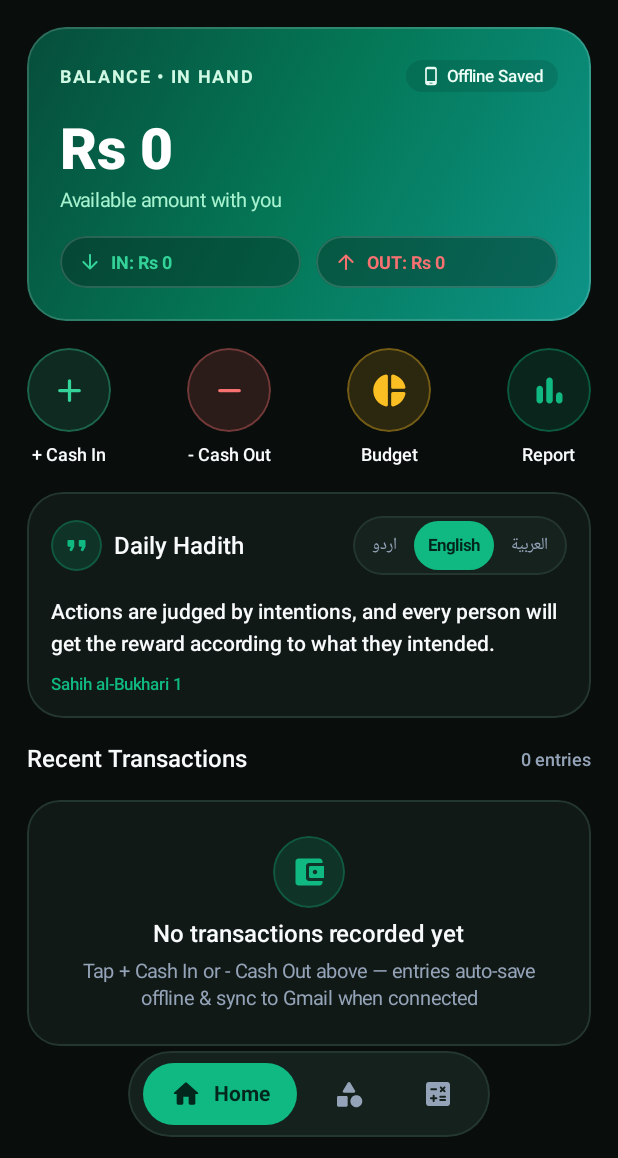
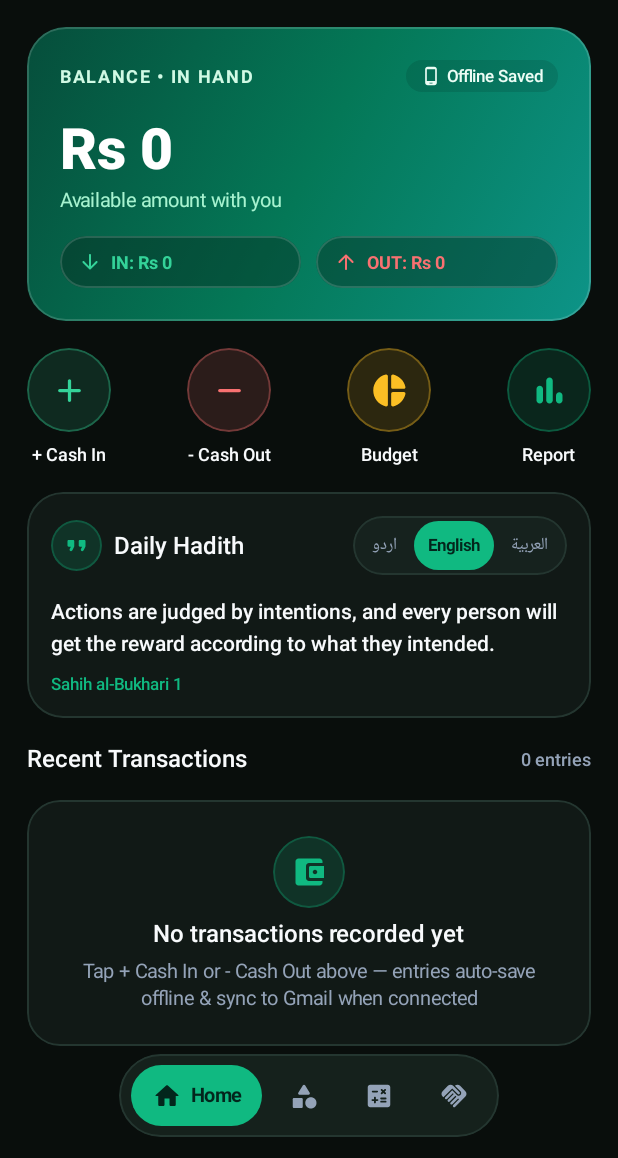
Before and after one commit to Mian-Zahid/Hisaboo, an Android app built with Jetpack Compose: the screen it shows after launch (MainActivity), on a phone screen of 412 x 824 dp, the part 78-1236 px from its top. Run offline under Robolectric (Android 15) with nearby library versions, the phone set to English and light mode, and no system bars.

Commit message:
Update HisabooMainScaffold.kt

```diff
--- a/app/src/main/java/com/mianzahid/expenseentry/ui/navigation/HisabooMainScaffold.kt
+++ b/app/src/main/java/com/mianzahid/expenseentry/ui/navigation/HisabooMainScaffold.kt
@@ -9,6 +9,7 @@ import androidx.compose.foundation.shape.CircleShape
 import androidx.compose.material.icons.Icons
 import androidx.compose.material.icons.rounded.Calculate
 import androidx.compose.material.icons.rounded.Category
+import androidx.compose.material.icons.rounded.Handshake
 import androidx.compose.material.icons.rounded.Home
 import androidx.compose.material3.*
 import androidx.compose.runtime.*
@@ -19,6 +20,7 @@ import androidx.compose.ui.graphics.Color
 import androidx.compose.ui.graphics.vector.ImageVector
 import androidx.compose.ui.text.font.FontWeight
 import androidx.compose.ui.unit.dp
+import androidx.compose.ui.unit.sp
 import androidx.lifecycle.viewmodel.compose.viewModel
 import androidx.navigation.NavGraph.Companion.findStartDestination
 import androidx.navigation.NavType
@@ -33,13 +35,13 @@ object HisabooRoutes {
     const val HOME = "home"
     const val CATEGORIES = "categories"
     const val TOOLS = "tools"
+    const val LOAN = "loan"
     const val CATEGORY_DETAIL = "category_detail/{categoryId}"
     const val REPORT = "report"
     const val BUDGET = "budget"
     const val PLANNED_PAYMENTS = "planned_payments"
     const val SEARCH = "search"
     const val REMINDERS = "reminders"
-    const val LOAN = "loan"
     const val UTILITY_BILLS = "utility_bills"
     const val FAMILY = "family"
     const val BACKUP = "backup"
@@ -67,7 +69,8 @@ fun HisabooMainScaffold(
     val dockTabs = listOf(
         DockTab(HisabooRoutes.HOME, "Home", Icons.Rounded.Home),
         DockTab(HisabooRoutes.CATEGORIES, "Categories", Icons.Rounded.Category),
-        DockTab(HisabooRoutes.TOOLS, "Tools", Icons.Rounded.Calculate)
+        DockTab(HisabooRoutes.TOOLS, "Tools", Icons.Rounded.Calculate),
+        DockTab(HisabooRoutes.LOAN, "Loan", Icons.Rounded.Handshake)
     )
 
     val showFloatingDock = currentRoute in dockTabs.map { it.route }
@@ -130,6 +133,21 @@ fun HisabooMainScaffold(
                 ToolsScreen(viewModel = viewModel)
             }
 
+            composable(HisabooRoutes.LOAN) {
+                LoanScreen(
+                    viewModel = viewModel,
+                    onBack = {
+                        navController.navigate(HisabooRoutes.HOME) {
+                            popUpTo(navController.graph.findStartDestination().id) {
+                                saveState = true
+                            }
+                            launchSingleTop = true
+                            restoreState = true
+                        }
+                    }
+                )
+            }
+
             composable(
                 route = HisabooRoutes.CATEGORY_DETAIL,
                 arguments = listOf(navArgument("categoryId") { type = NavType.StringType })
@@ -172,13 +190,6 @@ fun HisabooMainScaffold(
 
             composable(HisabooRoutes.REMINDERS) {
                 RemindersScreen(
-                    viewModel = viewModel,
-                    onBack = { navController.popBackStack() }
-                )
-            }
-
-            composable(HisabooRoutes.LOAN) {
-                LoanScreen(
                     viewModel = viewModel,
                     onBack = { navController.popBackStack() }
                 )
@@ -238,7 +249,7 @@ private fun FloatingGlassCapsuleDock(
         modifier = Modifier
             .fillMaxWidth()
             .navigationBarsPadding()
-            .padding(horizontal = 28.dp, vertical = 14.dp),
+            .padding(horizontal = 16.dp, vertical = 14.dp),
         contentAlignment = Alignment.Center
     ) {
         Row(
@@ -246,8 +257,8 @@ private fun FloatingGlassCapsuleDock(
                 .clip(CircleShape)
                 .background(SurfaceGlass.copy(alpha = 0.96f))
                 .border(1.dp, BorderGlass, CircleShape)
-                .padding(horizontal = 10.dp, vertical = 8.dp),
-            horizontalArrangement = Arrangement.spacedBy(10.dp),
+                .padding(horizontal = 8.dp, vertical = 7.dp),
+            horizontalArrangement = Arrangement.spacedBy(6.dp),
             verticalAlignment = Alignment.CenterVertically
         ) {
             tabs.forEach { tab ->
@@ -258,24 +269,25 @@ private fun FloatingGlassCapsuleDock(
                         .background(if (isSelected) EmeraldPrimary else Color.Transparent)
                         .clickable { onSelectTab(tab.route) }
                         .padding(
-                            horizontal = if (isSelected) 18.dp else 14.dp,
-                            vertical = 10.dp
+                            horizontal = if (isSelected) 14.dp else 12.dp,
+                            vertical = 9.dp
                         ),
                     verticalAlignment = Alignment.CenterVertically,
-                    horizontalArrangement = Arrangement.spacedBy(8.dp)
+                    horizontalArrangement = Arrangement.spacedBy(6.dp)
                 ) {
                     Icon(
                         imageVector = tab.icon,
                         contentDescription = tab.label,
                         tint = if (isSelected) OnEmeraldPrimary else TextSecondary,
-                        modifier = Modifier.size(21.dp)
+                        modifier = Modifier.size(20.dp)
                     )
                     AnimatedVisibility(visible = isSelected) {
                         Text(
                             text = tab.label,
-                            style = MaterialTheme.typography.labelLarge,
+                            fontSize = 13.sp,
                             fontWeight = FontWeight.Bold,
-                            color = OnEmeraldPrimary
+                            color = OnEmeraldPrimary,
+                            maxLines = 1
                         )
                     }
                 }
```
